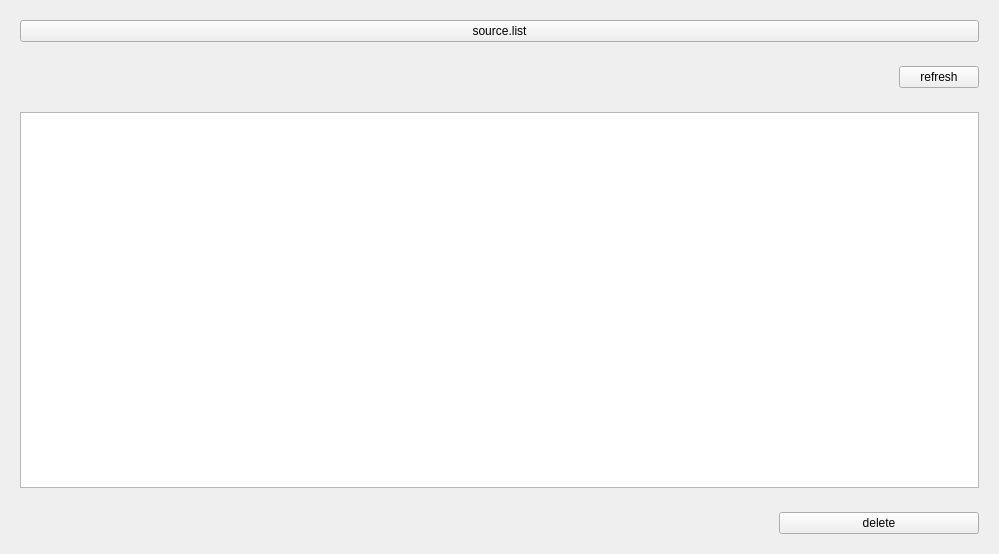
Above: src/sourcemanager.ui from HuaYaDong1/sourceMangager before the change. Below: the same form after it.
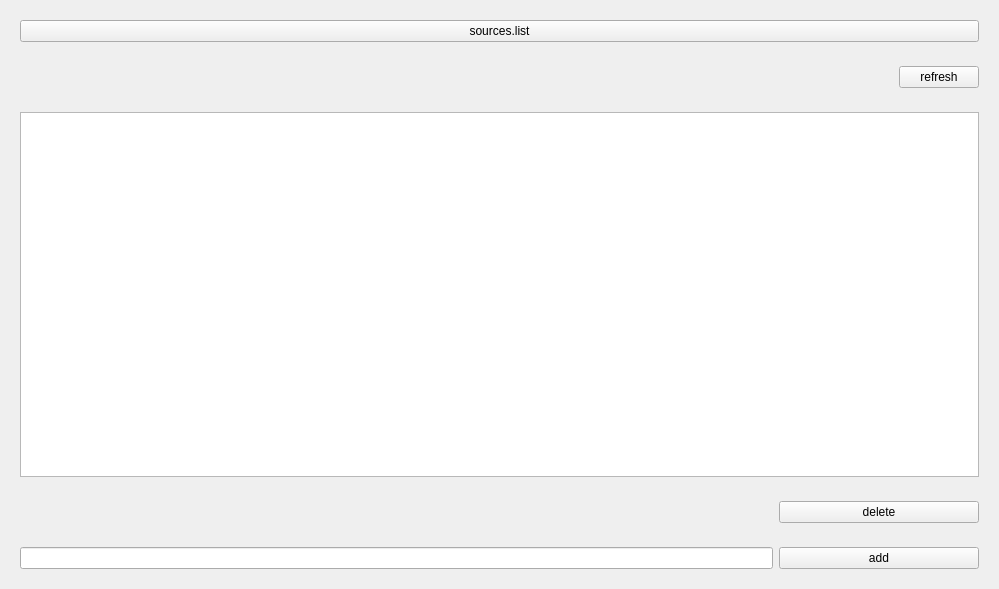
That is the form after the change. The open tabs and pages were chosen to show the change.

The edit to the form file:
```diff
--- a/src/sourcemanager.ui
+++ b/src/sourcemanager.ui
@@ -7,7 +7,7 @@
     <x>0</x>
     <y>0</y>
     <width>999</width>
-    <height>554</height>
+    <height>589</height>
    </rect>
   </property>
   <property name="windowTitle">
@@ -29,7 +29,7 @@
       <item>
        <widget class="QPushButton" name="mainSourseBtn">
         <property name="text">
-         <string>source.list</string>
+         <string>sources.list</string>
         </property>
        </widget>
       </item>
@@ -167,6 +167,44 @@
      </layout>
     </widget>
    </item>
+   <item>
+    <widget class="QWidget" name="sourceAddWidget" native="true">
+     <property name="maximumSize">
+      <size>
+       <width>16777215</width>
+       <height>100</height>
+      </size>
+     </property>
+     <layout class="QHBoxLayout" name="horizontalLayout_4">
+      <item>
+       <widget class="QLineEdit" name="addLineEdit">
+        <property name="toolTip">
+         <string>&lt;html&gt;&lt;head/&gt;&lt;body&gt;&lt;p&gt;&lt;br/&gt;&lt;/p&gt;&lt;/body&gt;&lt;/html&gt;</string>
+        </property>
+       </widget>
+      </item>
+      <item>
+       <widget class="QPushButton" name="addBtn">
+        <property name="minimumSize">
+         <size>
+          <width>200</width>
+          <height>0</height>
+         </size>
+        </property>
+        <property name="maximumSize">
+         <size>
+          <width>200</width>
+          <height>16777215</height>
+         </size>
+        </property>
+        <property name="text">
+         <string>add</string>
+        </property>
+       </widget>
+      </item>
+     </layout>
+    </widget>
+   </item>
   </layout>
  </widget>
  <resources/>
```
Left out of the diff: 2 changed lines with no effect on the pictures.
